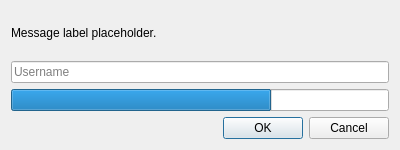
Qt form launcher/ui/dialogs/OfflineLoginDialog.ui (RayanLhrd/RayLauncher) before a commit.
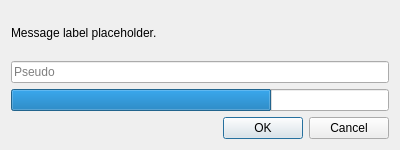
The same form after that commit.

Commit message: fix(i18n): translate the offline-account dialog to French

```diff
--- a/launcher/ui/dialogs/OfflineLoginDialog.ui
+++ b/launcher/ui/dialogs/OfflineLoginDialog.ui
@@ -39,7 +39,7 @@
       <number>16</number>
      </property>
      <property name="placeholderText">
-      <string>Username</string>
+      <string>Pseudo</string>
      </property>
     </widget>
    </item>
```
Left out of the diff: 2 changed lines with no effect on the pictures. The commit also changes 3 other files.
